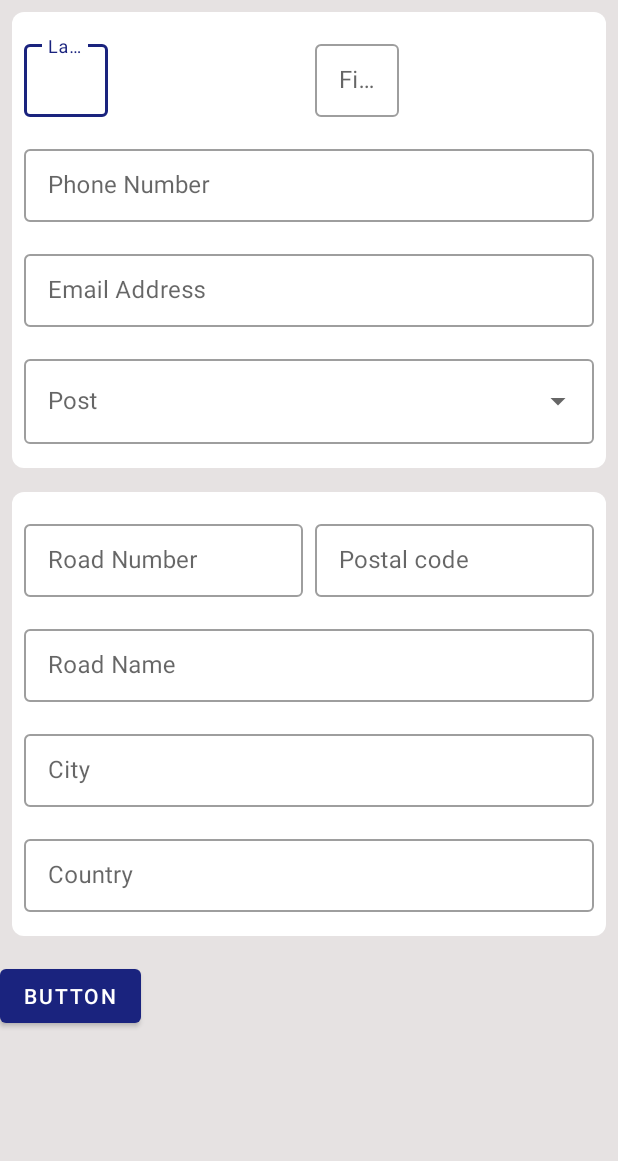
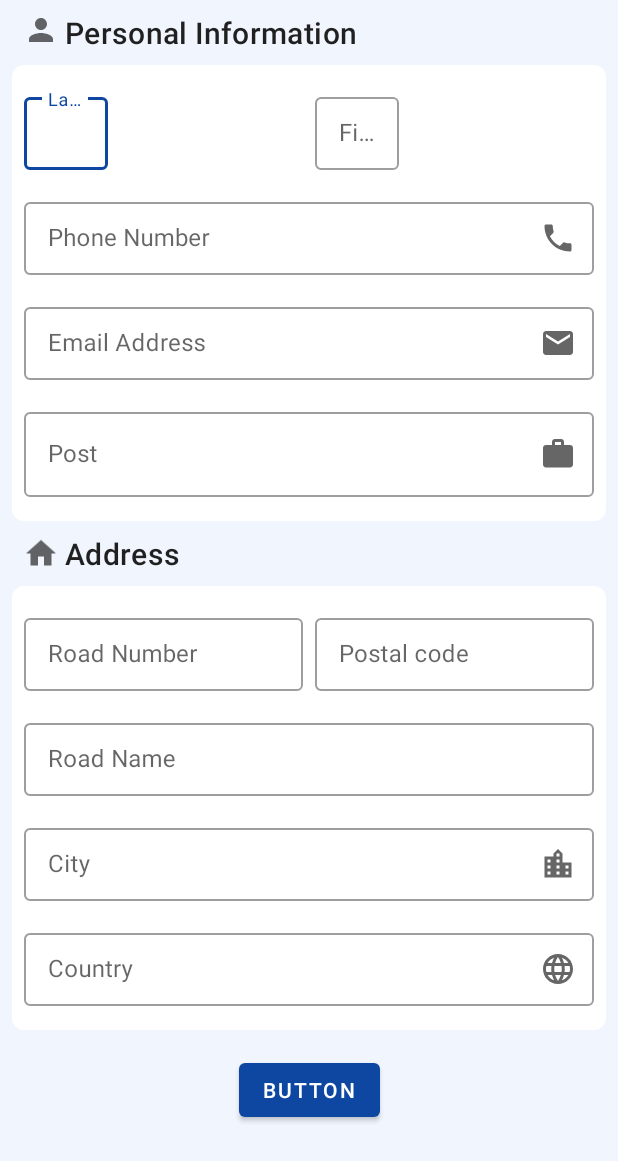
Before and after one commit to SalimSalimi/ProjectManager, an Android app: the layout developer_edit_fragment.xml on its own in the app's theme, with its tools: preview values and no code run, on a phone screen of 412 x 824 dp. Shown: the top 1161 px of the screen. Run offline under Robolectric (Android 15) with nearby library versions, the light colour scheme and no system bars.

Commit message:
Change color theme and add navigation

```diff
--- a/app/src/main/java/fr/im/salimi/projectmanager/MainActivity.kt
+++ b/app/src/main/java/fr/im/salimi/projectmanager/MainActivity.kt
@@ -12,12 +12,12 @@ class MainActivity : AppCompatActivity() {
     override fun onCreate(savedInstanceState: Bundle?) {
         super.onCreate(savedInstanceState)
         setContentView(R.layout.activity_main)
-        setSupportActionBar(findViewById(R.id.toolbar))
+        //setSupportActionBar(findViewById(R.id.toolbar))
 
-        findViewById<FloatingActionButton>(R.id.fab).setOnClickListener { view ->
+        /*findViewById<FloatingActionButton>(R.id.fab).setOnClickListener { view ->
             Snackbar.make(view, "Replace with your own action", Snackbar.LENGTH_LONG)
                     .setAction("Action", null).show()
-        }
+        }*/
     }
 
     override fun onCreateOptionsMenu(menu: Menu): Boolean {
--- a/app/src/main/java/fr/im/salimi/projectmanager/ui/developerList/DeveloperListFragment.kt
+++ b/app/src/main/java/fr/im/salimi/projectmanager/ui/developerList/DeveloperListFragment.kt
@@ -8,6 +8,8 @@ import android.view.View
 import android.view.ViewGroup
 import androidx.databinding.DataBindingUtil
 import androidx.fragment.app.viewModels
+import androidx.navigation.fragment.NavHostFragment
+import androidx.navigation.fragment.findNavController
 import androidx.recyclerview.widget.LinearLayoutManager
 import fr.im.salimi.projectmanager.R
 import fr.im.salimi.projectmanager.data.database.ProjectRoomDatabase
@@ -23,6 +25,9 @@ class DeveloperListFragment : Fragment() {
     override fun onCreateView(inflater: LayoutInflater, container: ViewGroup?,
                               savedInstanceState: Bundle?): View? {
         binding = DataBindingUtil.inflate(inflater ,R.layout.developer_list_fragment, container, false)
+        binding.fab.setOnClickListener {
+            this.findNavController().navigate(R.id.action_developerListFragment_to_editDeveloperFragment)
+        }
         initFragmentData()
         return binding.root
     }
--- /dev/null
+++ b/app/src/main/res/drawable/ic_baseline_email_24.xml
@@ -0,0 +1,10 @@
+<vector xmlns:android="http://schemas.android.com/apk/res/android"
+    android:width="24dp"
+    android:height="24dp"
+    android:viewportWidth="24"
+    android:viewportHeight="24"
+    android:tint="?attr/colorControlNormal">
+  <path
+      android:fillColor="@android:color/white"
+      android:pathData="M20,4L4,4c-1.1,0 -1.99,0.9 -1.99,2L2,18c0,1.1 0.9,2 2,2h16c1.1,0 2,-0.9 2,-2L22,6c0,-1.1 -0.9,-2 -2,-2zM20,8l-8,5 -8,-5L4,6l8,5 8,-5v2z"/>
+</vector>
--- /dev/null
+++ b/app/src/main/res/drawable/ic_baseline_home_24.xml
@@ -0,0 +1,10 @@
+<vector xmlns:android="http://schemas.android.com/apk/res/android"
+    android:width="24dp"
+    android:height="24dp"
+    android:viewportWidth="24"
+    android:viewportHeight="24"
+    android:tint="?attr/colorControlNormal">
+  <path
+      android:fillColor="@android:color/white"
+      android:pathData="M10,20v-6h4v6h5v-8h3L12,3 2,12h3v8z"/>
+</vector>
--- /dev/null
+++ b/app/src/main/res/drawable/ic_baseline_language_24.xml
@@ -0,0 +1,10 @@
+<vector xmlns:android="http://schemas.android.com/apk/res/android"
+    android:width="24dp"
+    android:height="24dp"
+    android:viewportWidth="24"
+    android:viewportHeight="24"
+    android:tint="?attr/colorControlNormal">
+  <path
+      android:fillColor="@android:color/white"
+      android:pathData="M11.99,2C6.47,2 2,6.48 2,12s4.47,10 9.99,10C17.52,22 22,17.52 22,12S17.52,2 11.99,2zM18.92,8h-2.95c-0.32,-1.25 -0.78,-2.45 -1.38,-3.56 1.84,0.63 3.37,1.91 4.33,3.56zM12,4.04c0.83,1.2 1.48,2.53 1.91,3.96h-3.82c0.43,-1.43 1.08,-2.76 1.91,-3.96zM4.26,14C4.1,13.36 4,12.69 4,12s0.1,-1.36 0.26,-2h3.38c-0.08,0.66 -0.14,1.32 -0.14,2 0,0.68 0.06,1.34 0.14,2L4.26,14zM5.08,16h2.95c0.32,1.25 0.78,2.45 1.38,3.56 -1.84,-0.63 -3.37,-1.9 -4.33,-3.56zM8.03,8L5.08,8c0.96,-1.66 2.49,-2.93 4.33,-3.56C8.81,5.55 8.35,6.75 8.03,8zM12,19.96c-0.83,-1.2 -1.48,-2.53 -1.91,-3.96h3.82c-0.43,1.43 -1.08,2.76 -1.91,3.96zM14.34,14L9.66,14c-0.09,-0.66 -0.16,-1.32 -0.16,-2 0,-0.68 0.07,-1.35 0.16,-2h4.68c0.09,0.65 0.16,1.32 0.16,2 0,0.68 -0.07,1.34 -0.16,2zM14.59,19.56c0.6,-1.11 1.06,-2.31 1.38,-3.56h2.95c-0.96,1.65 -2.49,2.93 -4.33,3.56zM16.36,14c0.08,-0.66 0.14,-1.32 0.14,-2 0,-0.68 -0.06,-1.34 -0.14,-2h3.38c0.16,0.64 0.26,1.31 0.26,2s-0.1,1.36 -0.26,2h-3.38z"/>
+</vector>
--- /dev/null
+++ b/app/src/main/res/drawable/ic_baseline_location_city_24.xml
@@ -0,0 +1,10 @@
+<vector xmlns:android="http://schemas.android.com/apk/res/android"
+    android:width="24dp"
+    android:height="24dp"
+    android:viewportWidth="24"
+    android:viewportHeight="24"
+    android:tint="?attr/colorControlNormal">
+  <path
+      android:fillColor="@android:color/white"
+      android:pathData="M15,11L15,5l-3,-3 -3,3v2L3,7v14h18L21,11h-6zM7,19L5,19v-2h2v2zM7,15L5,15v-2h2v2zM7,11L5,11L5,9h2v2zM13,19h-2v-2h2v2zM13,15h-2v-2h2v2zM13,11h-2L11,9h2v2zM13,7h-2L11,5h2v2zM19,19h-2v-2h2v2zM19,15h-2v-2h2v2z"/>
+</vector>
--- /dev/null
+++ b/app/src/main/res/drawable/ic_baseline_person_24.xml
@@ -0,0 +1,10 @@
+<vector xmlns:android="http://schemas.android.com/apk/res/android"
+    android:width="24dp"
+    android:height="24dp"
+    android:viewportWidth="24"
+    android:viewportHeight="24"
+    android:tint="?attr/colorControlNormal">
+  <path
+      android:fillColor="@android:color/white"
+      android:pathData="M12,12c2.21,0 4,-1.79 4,-4s-1.79,-4 -4,-4 -4,1.79 -4,4 1.79,4 4,4zM12,14c-2.67,0 -8,1.34 -8,4v2h16v-2c0,-2.66 -5.33,-4 -8,-4z"/>
+</vector>
--- /dev/null
+++ b/app/src/main/res/drawable/ic_baseline_phone_24.xml
@@ -0,0 +1,10 @@
+<vector xmlns:android="http://schemas.android.com/apk/res/android"
+    android:width="24dp"
+    android:height="24dp"
+    android:viewportWidth="24"
+    android:viewportHeight="24"
+    android:tint="?attr/colorControlNormal">
+  <path
+      android:fillColor="@android:color/white"
+      android:pathData="M6.62,10.79c1.44,2.83 3.76,5.14 6.59,6.59l2.2,-2.2c0.27,-0.27 0.67,-0.36 1.02,-0.24 1.12,0.37 2.33,0.57 3.57,0.57 0.55,0 1,0.45 1,1V20c0,0.55 -0.45,1 -1,1 -9.39,0 -17,-7.61 -17,-17 0,-0.55 0.45,-1 1,-1h3.5c0.55,0 1,0.45 1,1 0,1.25 0.2,2.45 0.57,3.57 0.11,0.35 0.03,0.74 -0.25,1.02l-2.2,2.2z"/>
+</vector>
--- /dev/null
+++ b/app/src/main/res/drawable/ic_baseline_work_24.xml
@@ -0,0 +1,10 @@
+<vector xmlns:android="http://schemas.android.com/apk/res/android"
+    android:width="24dp"
+    android:height="24dp"
+    android:viewportWidth="24"
+    android:viewportHeight="24"
+    android:tint="?attr/colorControlNormal">
+  <path
+      android:fillColor="@android:color/white"
+      android:pathData="M20,6h-4L16,4c0,-1.11 -0.89,-2 -2,-2h-4c-1.11,0 -2,0.89 -2,2v2L4,6c-1.11,0 -1.99,0.89 -1.99,2L2,19c0,1.11 0.89,2 2,2h16c1.11,0 2,-0.89 2,-2L22,8c0,-1.11 -0.89,-2 -2,-2zM14,6h-4L10,4h4v2z"/>
+</vector>
--- a/app/src/main/res/layout/activity_main.xml
+++ b/app/src/main/res/layout/activity_main.xml
@@ -5,7 +5,7 @@
     android:layout_width="match_parent"
     android:layout_height="match_parent"
     tools:context=".MainActivity">
-
+<!--
     <com.google.android.material.appbar.AppBarLayout
         android:layout_width="match_parent"
         android:layout_height="wrap_content"
@@ -19,15 +19,7 @@
             app:popupTheme="@style/Theme.TeamManager.PopupOverlay" />
 
     </com.google.android.material.appbar.AppBarLayout>
-
+!-->
     <include layout="@layout/content_main" />
 
-    <com.google.android.material.floatingactionbutton.FloatingActionButton
-        android:id="@+id/fab"
-        android:layout_width="wrap_content"
-        android:layout_height="wrap_content"
-        android:layout_gravity="bottom|end"
-        android:layout_margin="@dimen/fab_margin"
-        app:srcCompat="@android:drawable/ic_dialog_email" />
-
 </androidx.coordinatorlayout.widget.CoordinatorLayout>
--- a/app/src/main/res/layout/developer_edit_fragment.xml
+++ b/app/src/main/res/layout/developer_edit_fragment.xml
@@ -4,6 +4,7 @@
     xmlns:tools="http://schemas.android.com/tools">
 
     <data>
+
         <variable
             name="viewModel"
             type="fr.im.salimi.projectmanager.ui.developerEdit.DeveloperEditViewModel" />
@@ -16,15 +17,43 @@
         <ScrollView
             android:layout_width="match_parent"
             android:layout_height="match_parent"
-            tools:ignore="UselessParent"
-            android:background="@color/light_gray_background">
+            android:background="@color/light_gray_background"
+            tools:ignore="UselessParent">
+
+            <androidx.constraintlayout.widget.ConstraintLayout
+                android:layout_width="match_parent"
+                android:layout_height="wrap_content">
+
+                <LinearLayout
+                    android:id="@+id/linearLayout"
+                    android:layout_width="match_parent"
+                    android:layout_height="wrap_content"
+                    android:background="@color/light_gray_background"
+                    android:orientation="vertical"
+                    app:layout_constraintEnd_toEndOf="parent"
+                    app:layout_constraintStart_toStartOf="parent"
+                    app:layout_constraintTop_toTopOf="parent"
+                    tools:context=".ui.developerEdit.DeveloperEditFragment">
 
                     <LinearLayout
                         android:layout_width="match_parent"
                         android:layout_height="wrap_content"
-                android:orientation="vertical"
-                tools:context=".ui.developerEdit.DeveloperEditFragment"
-                android:background="@color/light_gray_background">
+                        android:layout_marginStart="15dp"
+                        android:layout_marginTop="8dp"
+                        android:orientation="horizontal">
+
+                        <ImageView
+                            android:layout_width="wrap_content"
+                            android:layout_height="wrap_content"
+                            android:src="@drawable/ic_baseline_person_24" />
+
+                        <com.google.android.material.textview.MaterialTextView
+                            android:layout_width="wrap_content"
+                            android:layout_height="wrap_content"
+                            android:layout_marginLeft="4dp"
+                            android:text="Personal Information"
+                            android:textAppearance="?attr/textAppearanceHeadline6" />
+                    </LinearLayout>
 
                     <androidx.constraintlayout.widget.ConstraintLayout
                         android:layout_width="match_parent"
@@ -79,6 +108,8 @@
                             android:layout_width="0dp"
                             android:layout_height="wrap_content"
                             android:layout_marginTop="16dp"
+                            app:endIconDrawable="@drawable/ic_baseline_phone_24"
+                            app:endIconMode="custom"
                             app:layout_constraintEnd_toEndOf="@+id/textInputLayout"
                             app:layout_constraintStart_toStartOf="@+id/textInputLayout2"
                             app:layout_constraintTop_toBottomOf="@+id/textInputLayout2">
@@ -98,6 +129,8 @@
                             android:layout_width="0dp"
                             android:layout_height="wrap_content"
                             android:layout_marginTop="16dp"
+                            app:endIconDrawable="@drawable/ic_baseline_email_24"
+                            app:endIconMode="custom"
                             app:layout_constraintEnd_toEndOf="@+id/textInputLayout3"
                             app:layout_constraintStart_toStartOf="@+id/textInputLayout3"
                             app:layout_constraintTop_toBottomOf="@+id/textInputLayout3">
@@ -121,6 +154,8 @@
                             android:layout_marginTop="16dp"
                             android:layout_marginBottom="16dp"
                             android:hint="@string/post"
+                            app:endIconDrawable="@drawable/ic_baseline_work_24"
+                            app:endIconMode="dropdown_menu"
                             app:layout_constraintBottom_toBottomOf="parent"
                             app:layout_constraintEnd_toEndOf="@+id/textInputLayout4"
                             app:layout_constraintStart_toStartOf="@+id/textInputLayout4"
@@ -136,6 +171,25 @@
                         </com.google.android.material.textfield.TextInputLayout>
 
                     </androidx.constraintlayout.widget.ConstraintLayout>
+
+                    <LinearLayout
+                        android:layout_width="match_parent"
+                        android:layout_height="wrap_content"
+                        android:layout_marginStart="15dp"
+                        android:orientation="horizontal">
+
+                        <ImageView
+                            android:layout_width="wrap_content"
+                            android:layout_height="match_parent"
+                            android:src="@drawable/ic_baseline_home_24" />
+
+                        <com.google.android.material.textview.MaterialTextView
+                            android:layout_width="wrap_content"
+                            android:layout_height="wrap_content"
+                            android:layout_marginStart="4dp"
+                            android:text="Address"
+                            android:textAppearance="?attr/textAppearanceHeadline6" />
+                    </LinearLayout>
 
                     <androidx.constraintlayout.widget.ConstraintLayout
                         android:layout_width="match_parent"
@@ -210,6 +264,8 @@
                             android:layout_width="0dp"
                             android:layout_height="wrap_content"
                             android:layout_marginTop="16dp"
+                            app:endIconDrawable="@drawable/ic_baseline_location_city_24"
+                            app:endIconMode="custom"
                             app:layout_constraintEnd_toEndOf="@+id/textInputLayout9"
                             app:layout_constraintStart_toStartOf="@+id/textInputLayout9"
                             app:layout_constraintTop_toBottomOf="@+id/textInputLayout9">
@@ -230,6 +286,8 @@
                             android:layout_height="wrap_content"
                             android:layout_marginTop="16dp"
                             android:layout_marginBottom="16dp"
+                            app:endIconDrawable="@drawable/ic_baseline_language_24"
+                            app:endIconMode="custom"
                             app:layout_constraintBottom_toBottomOf="parent"
                             app:layout_constraintEnd_toEndOf="@+id/textInputLayout7"
                             app:layout_constraintStart_toStartOf="@+id/textInputLayout7"
@@ -247,18 +305,22 @@
 
                     </androidx.constraintlayout.widget.ConstraintLayout>
 
+                </LinearLayout>
+
                 <Button
                     android:id="@+id/button"
                     android:layout_width="wrap_content"
                     android:layout_height="wrap_content"
                     android:layout_marginTop="8dp"
+                    android:layout_marginBottom="8dp"
                     android:onClick="@{() -> viewModel.onAddClick()}"
                     android:text="Button"
                     app:layout_constraintBottom_toBottomOf="parent"
                     app:layout_constraintEnd_toEndOf="parent"
                     app:layout_constraintStart_toStartOf="parent"
-                    app:layout_constraintTop_toBottomOf="@+id/textInputLayout8" />
-            </LinearLayout>
+                    app:layout_constraintTop_toBottomOf="@+id/linearLayout" />
+            </androidx.constraintlayout.widget.ConstraintLayout>
+
         </ScrollView>
     </RelativeLayout>
 </layout>
--- a/app/src/main/res/layout/developer_list_fragment.xml
+++ b/app/src/main/res/layout/developer_list_fragment.xml
@@ -1,8 +1,9 @@
 <?xml version="1.0" encoding="utf-8"?>
 <layout xmlns:android="http://schemas.android.com/apk/res/android"
-    xmlns:tools="http://schemas.android.com/tools">
+    xmlns:tools="http://schemas.android.com/tools"
+    xmlns:app="http://schemas.android.com/apk/res-auto">
 
-    <RelativeLayout
+    <androidx.coordinatorlayout.widget.CoordinatorLayout
         android:layout_width="match_parent"
         android:layout_height="match_parent"
         tools:context=".ui.developerList.DeveloperListFragment"
@@ -14,5 +15,13 @@
             android:layout_height="match_parent"
             android:layout_alignParentStart="true"
             android:layout_marginStart="0dp" />
-    </RelativeLayout>
+
+        <com.google.android.material.floatingactionbutton.FloatingActionButton
+            android:id="@+id/fab"
+            android:layout_width="wrap_content"
+            android:layout_height="wrap_content"
+            android:layout_gravity="bottom|end"
+            android:layout_margin="@dimen/fab_margin"
+            app:srcCompat="@android:drawable/ic_input_add" />
+    </androidx.coordinatorlayout.widget.CoordinatorLayout>
 </layout>
--- a/app/src/main/res/navigation/nav_graph.xml
+++ b/app/src/main/res/navigation/nav_graph.xml
@@ -3,7 +3,7 @@
     xmlns:app="http://schemas.android.com/apk/res-auto"
     xmlns:tools="http://schemas.android.com/tools"
     android:id="@+id/nav_graph"
-    app:startDestination="@id/editDeveloperFragment">
+    app:startDestination="@id/developerListFragment">
     <fragment
         android:id="@+id/editDeveloperFragment"
         android:name="fr.im.salimi.projectmanager.ui.developerEdit.DeveloperEditFragment"
@@ -12,5 +12,9 @@
     <fragment
         android:id="@+id/developerListFragment"
         android:name="fr.im.salimi.projectmanager.ui.developerList.DeveloperListFragment"
-        android:label="DeveloperListFragment" />
+        android:label="DeveloperListFragment" >
+        <action
+            android:id="@+id/action_developerListFragment_to_editDeveloperFragment"
+            app:destination="@id/editDeveloperFragment" />
+    </fragment>
 </navigation>
--- a/app/src/main/res/values-night/themes.xml
+++ b/app/src/main/res/values-night/themes.xml
@@ -2,12 +2,12 @@
     <!-- Base application theme. -->
     <style name="Theme.TeamManager" parent="Theme.MaterialComponents.DayNight.DarkActionBar">
         <!-- Primary brand color. -->
-        <item name="colorPrimary">@color/purple_200</item>
-        <item name="colorPrimaryVariant">@color/purple_700</item>
+        <item name="colorPrimary">@color/blue_200</item>
+        <item name="colorPrimaryVariant">@color/blue_700</item>
         <item name="colorOnPrimary">@color/black</item>
         <!-- Secondary brand color. -->
-        <item name="colorSecondary">@color/teal_200</item>
-        <item name="colorSecondaryVariant">@color/teal_200</item>
+        <item name="colorSecondary">@color/green_200</item>
+        <item name="colorSecondaryVariant">@color/green_200</item>
         <item name="colorOnSecondary">@color/black</item>
         <!-- Status bar color. -->
         <item name="android:statusBarColor" tools:targetApi="l">?attr/colorPrimaryVariant</item>
--- a/app/src/main/res/values/colors.xml
+++ b/app/src/main/res/values/colors.xml
@@ -1,12 +1,13 @@
 <?xml version="1.0" encoding="utf-8"?>
 <resources>
-    <color name="purple_200">#FFBB86FC</color>
-    <color name="purple_500">#FF6200EE</color>
-    <color name="purple_700">#FF3700B3</color>
-    <color name="teal_200">#FF03DAC5</color>
-    <color name="teal_700">#FF018786</color>
+    <color name="blue_200">#FF5472d3</color>
+    <color name="blue_500">#FF0d47a1</color>
+    <color name="blue_700">#FF002171</color>
+    <color name="green_200">#FF66ffa6</color>
+    <color name="green_500">#FF00e676</color>
+    <color name="green_700">#FF00b248</color>
     <color name="black">#FF000000</color>
     <color name="white">#FFFFFFFF</color>
 
-    <color name="light_gray_background">#E6E2E2</color>
+    <color name="light_gray_background">#f1f5fe</color>
 </resources>
--- a/app/src/main/res/values/themes.xml
+++ b/app/src/main/res/values/themes.xml
@@ -2,17 +2,17 @@
     <!-- Base application theme. -->
     <style name="Theme.TeamManager" parent="Theme.MaterialComponents.DayNight.DarkActionBar">
         <!-- Primary brand color. -->
-        <item name="colorPrimary">#1a237e</item>
-        <item name="colorPrimaryVariant">#1a237e</item>
+        <item name="colorPrimary">@color/blue_500</item>
+        <item name="colorPrimaryVariant">@color/blue_700</item>
         <item name="colorOnPrimary">@color/white</item>
         <!-- Secondary brand color. -->
-        <item name="colorSecondary">#64ffda</item>
-        <item name="colorSecondaryVariant">@color/teal_700</item>
+        <item name="colorSecondary">@color/green_500</item>
+        <item name="colorSecondaryVariant">@color/green_700</item>
         <item name="colorOnSecondary">@color/black</item>
         <!-- Status bar color. -->
         <item name="android:statusBarColor" tools:targetApi="l">?attr/colorPrimaryVariant</item>
         <!-- Customize your theme here. -->
-        <item name="textInputStyle">@style/Widget.MaterialComponents.TextInputLayout.OutlinedBox.Dense</item>
+        <item name="textInputStyle">@style/textInputLayoutCustom</item>
     </style>
 
     <style name="Theme.TeamManager.NoActionBar">
```
Lines whose indentation alone changed are shown as unchanged.
